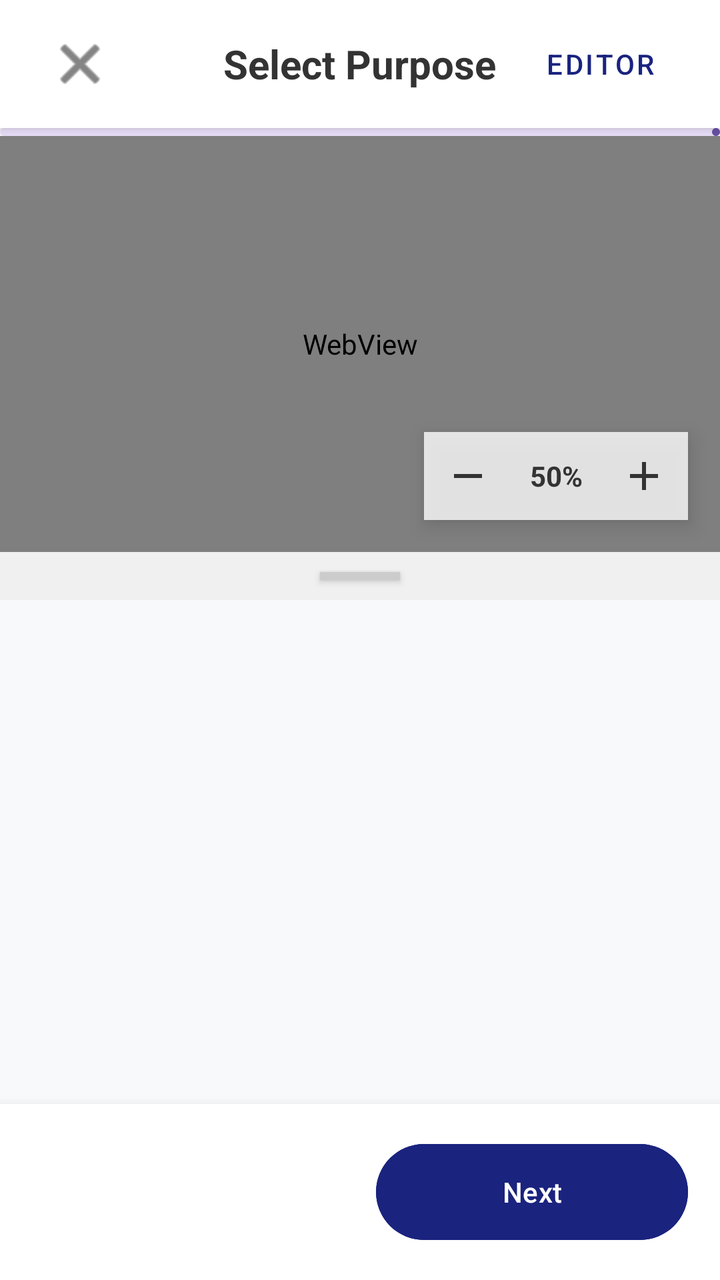
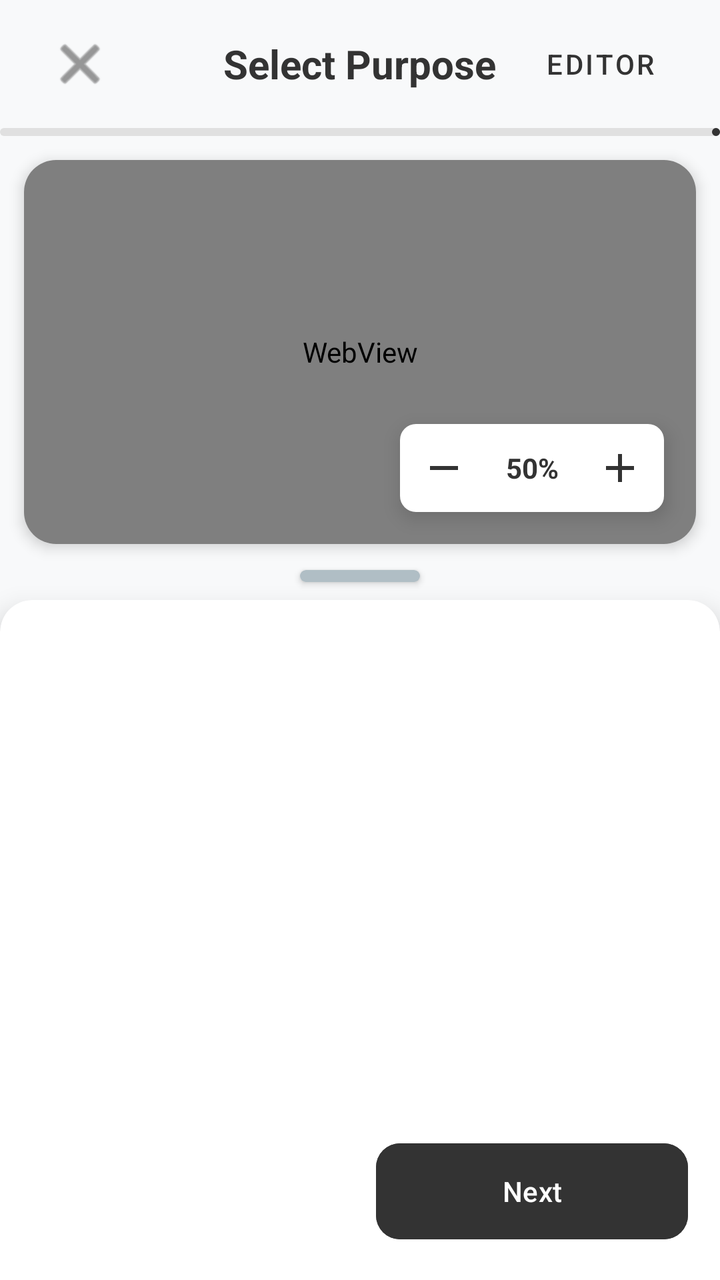

Two renders of the same Android screen: before a commit and after it. Below are the layout's source before the change and the commit's diff.
<!-- AndroidManifest.xml: application theme Theme.MyApplication -->
<!-- res/layout/activity_step_by_step.xml -->
<?xml version="1.0" encoding="utf-8"?>
<androidx.constraintlayout.widget.ConstraintLayout xmlns:android="http://schemas.android.com/apk/res/android"
    xmlns:app="http://schemas.android.com/apk/res-auto"
    xmlns:tools="http://schemas.android.com/tools" android:layout_width="match_parent" android:layout_height="match_parent" android:background="#f8f9fa" tools:context=".StepByStepActivity">

    
    <RelativeLayout android:id="@+id/header" android:layout_width="match_parent" android:layout_height="64dp" android:background="@color/white" android:elevation="4dp" android:paddingHorizontal="16dp" app:layout_constraintTop_toTopOf="parent">

        <ImageButton android:id="@+id/btnClose" android:layout_width="48dp" android:layout_height="48dp" android:layout_centerVertical="true" android:background="?attr/selectableItemBackgroundBorderless" android:src="@android:drawable/ic_menu_close_clear_cancel" app:tint="#333" />

        <TextView android:id="@+id/tvStepTitle" android:layout_width="wrap_content" android:layout_height="wrap_content" android:layout_centerInParent="true" android:text="Select Purpose" android:textColor="#333" android:textSize="20sp" android:textStyle="bold" />

        <Button android:id="@+id/btnSwitchToEditor" style="@style/Widget.MaterialComponents.Button.TextButton" android:layout_width="wrap_content" android:layout_height="wrap_content" android:layout_alignParentEnd="true" android:layout_centerVertical="true" android:text="Editor" android:textColor="#1a237e" />
    </RelativeLayout>

    
    <com.google.android.material.progressindicator.LinearProgressIndicator android:id="@+id/progressBar" android:layout_width="match_parent" android:layout_height="wrap_content" android:max="3" android:progress="1" app:layout_constraintTop_toBottomOf="@id/header" />

    
    <androidx.constraintlayout.widget.Guideline android:id="@+id/splitGuideline" android:layout_width="wrap_content" android:layout_height="wrap_content" android:orientation="horizontal" app:layout_constraintGuide_percent="0.45" />

    
    <FrameLayout android:id="@+id/previewContainer" android:layout_width="match_parent" android:layout_height="0dp" android:background="#E0E0E0" app:layout_constraintBottom_toTopOf="@id/resizerHandle" app:layout_constraintTop_toBottomOf="@id/progressBar">
        <WebView android:id="@+id/wizardWebView" android:layout_width="match_parent" android:layout_height="match_parent" />
        <ProgressBar android:id="@+id/previewLoading" style="?android:attr/progressBarStyleSmall" android:layout_width="wrap_content" android:layout_height="wrap_content" android:layout_gravity="center" android:visibility="gone" />

        
        <LinearLayout android:layout_width="wrap_content" android:layout_height="wrap_content" android:layout_gravity="bottom|end" android:layout_margin="16dp" android:background="#CCFFFFFF" android:elevation="6dp" android:orientation="horizontal" android:padding="2dp">
            <ImageButton android:id="@+id/btnZoomOut" android:layout_width="40dp" android:layout_height="40dp" android:background="?attr/selectableItemBackgroundBorderless" android:src="@drawable/ic_remove" app:tint="#333" />
            <TextView android:id="@+id/tvZoomValue" android:layout_width="wrap_content" android:layout_height="match_parent" android:gravity="center" android:minWidth="48dp" android:text="50%" android:textColor="#333" android:textStyle="bold" />
            <ImageButton android:id="@+id/btnZoomIn" android:layout_width="40dp" android:layout_height="40dp" android:background="?attr/selectableItemBackgroundBorderless" android:src="@drawable/ic_add" app:tint="#333" />
        </LinearLayout>
    </FrameLayout>

    
    <View android:id="@+id/resizerHandle" android:layout_width="match_parent" android:layout_height="24dp" android:background="#F0F0F0" app:layout_constraintBottom_toTopOf="@id/splitGuideline" app:layout_constraintTop_toBottomOf="@id/splitGuideline" />

    
    <View android:layout_width="40dp" android:layout_height="4dp" android:background="#CCC" android:elevation="2dp" app:layout_constraintBottom_toBottomOf="@id/resizerHandle" app:layout_constraintEnd_toEndOf="@id/resizerHandle" app:layout_constraintStart_toStartOf="@id/resizerHandle" app:layout_constraintTop_toTopOf="@id/resizerHandle" />

    
    <androidx.viewpager2.widget.ViewPager2 android:id="@+id/viewPager" android:layout_width="match_parent" android:layout_height="0dp" app:layout_constraintBottom_toTopOf="@id/footer" app:layout_constraintTop_toBottomOf="@id/resizerHandle" />

    
    <LinearLayout android:id="@+id/footer" android:layout_width="match_parent" android:layout_height="wrap_content" android:background="@color/white" android:elevation="8dp" android:orientation="horizontal" android:padding="16dp" app:layout_constraintBottom_toBottomOf="parent">

        <Button android:id="@+id/btnBack" style="@style/Widget.MaterialComponents.Button.OutlinedButton" android:layout_width="0dp" android:layout_height="56dp" android:layout_marginEnd="8dp" android:layout_weight="1" android:text="Back" android:visibility="invisible" />

        <Button android:id="@+id/btnNext" android:layout_width="0dp" android:layout_height="56dp" android:layout_marginStart="8dp" android:layout_weight="1" android:backgroundTint="#1a237e" android:text="Next" android:textColor="@color/white" />
    </LinearLayout>

</androidx.constraintlayout.widget.ConstraintLayout>
<!-- resources referenced by this layout -->
<resources>
  <color name="white">#FFFFFFFF</color>
  <!-- drawable ic_add (drawable) -->
  <vector xmlns:android="http://schemas.android.com/apk/res/android" android:width="24dp" android:height="24dp" android:viewportWidth="24" android:viewportHeight="24">
      <path android:fillColor="#FF000000" android:pathData="M19,13h-6v6h-2v-6H5v-2h6V5h2v6h6v2z"/>
  </vector>
  <!-- drawable ic_remove (drawable) -->
  <vector xmlns:android="http://schemas.android.com/apk/res/android" android:width="24dp" android:height="24dp" android:viewportWidth="24.0" android:viewportHeight="24.0">
      <path android:fillColor="#FF000000" android:pathData="M19,13H5V11H19V13Z" />
  </vector>
  <style name="Theme.MyApplication" parent="Base.Theme.MyApplication" />
  <style name="Base.Theme.MyApplication" parent="Theme.Material3.DayNight.NoActionBar">
          
          
      </style>
</resources>

<!-- the commit's change to res/layout/activity_step_by_step.xml (unified diff, before → after) -->
@@ -3,50 +3,57 @@
     xmlns:app="http://schemas.android.com/apk/res-auto"
     xmlns:tools="http://schemas.android.com/tools" android:layout_width="match_parent" android:layout_height="match_parent" android:background="#f8f9fa" tools:context=".StepByStepActivity">
 
+
     
-    <RelativeLayout android:id="@+id/header" android:layout_width="match_parent" android:layout_height="64dp" android:background="@color/white" android:elevation="4dp" android:paddingHorizontal="16dp" app:layout_constraintTop_toTopOf="parent">
+    <RelativeLayout android:id="@+id/header" android:layout_width="match_parent" android:layout_height="64dp" android:background="@android:color/transparent" android:paddingHorizontal="16dp" app:layout_constraintTop_toTopOf="parent">
 
-        <ImageButton android:id="@+id/btnClose" android:layout_width="48dp" android:layout_height="48dp" android:layout_centerVertical="true" android:background="?attr/selectableItemBackgroundBorderless" android:src="@android:drawable/ic_menu_close_clear_cancel" app:tint="#333" />
+        <ImageButton android:id="@+id/btnClose" android:layout_width="48dp" android:layout_height="48dp" android:layout_centerVertical="true" android:background="?attr/selectableItemBackgroundBorderless" android:src="@android:drawable/ic_menu_close_clear_cancel" app:tint="#555" />
 
         <TextView android:id="@+id/tvStepTitle" android:layout_width="wrap_content" android:layout_height="wrap_content" android:layout_centerInParent="true" android:text="Select Purpose" android:textColor="#333" android:textSize="20sp" android:textStyle="bold" />
 
-        <Button android:id="@+id/btnSwitchToEditor" style="@style/Widget.MaterialComponents.Button.TextButton" android:layout_width="wrap_content" android:layout_height="wrap_content" android:layout_alignParentEnd="true" android:layout_centerVertical="true" android:text="Editor" android:textColor="#1a237e" />
+        <Button android:id="@+id/btnSwitchToEditor" style="@style/Widget.MaterialComponents.Button.TextButton" android:layout_width="wrap_content" android:layout_height="wrap_content" android:layout_alignParentEnd="true" android:layout_centerVertical="true" android:text="Editor" android:textColor="#333333" />
     </RelativeLayout>
 
     
-    <com.google.android.material.progressindicator.LinearProgressIndicator android:id="@+id/progressBar" android:layout_width="match_parent" android:layout_height="wrap_content" android:max="3" android:progress="1" app:layout_constraintTop_toBottomOf="@id/header" />
+    <com.google.android.material.progressindicator.LinearProgressIndicator android:id="@+id/progressBar" android:layout_width="match_parent" android:layout_height="wrap_content" android:max="3" android:progress="1" app:layout_constraintTop_toBottomOf="@id/header" app:trackColor="#E0E0E0" app:indicatorColor="#333333" />
 
     
     <androidx.constraintlayout.widget.Guideline android:id="@+id/splitGuideline" android:layout_width="wrap_content" android:layout_height="wrap_content" android:orientation="horizontal" app:layout_constraintGuide_percent="0.45" />
 
     
-    <FrameLayout android:id="@+id/previewContainer" android:layout_width="match_parent" android:layout_height="0dp" android:background="#E0E0E0" app:layout_constraintBottom_toTopOf="@id/resizerHandle" app:layout_constraintTop_toBottomOf="@id/progressBar">
-        <WebView android:id="@+id/wizardWebView" android:layout_width="match_parent" android:layout_height="match_parent" />
-        <ProgressBar android:id="@+id/previewLoading" style="?android:attr/progressBarStyleSmall" android:layout_width="wrap_content" android:layout_height="wrap_content" android:layout_gravity="center" android:visibility="gone" />
+    <androidx.cardview.widget.CardView android:id="@+id/cardPreview" android:layout_width="match_parent" android:layout_height="0dp" app:cardCornerRadius="16dp" app:cardElevation="4dp" app:cardBackgroundColor="#F5F5F5" android:layout_marginHorizontal="12dp" android:layout_marginTop="12dp" android:layout_marginBottom="4dp" app:layout_constraintBottom_toTopOf="@id/resizerHandle" app:layout_constraintTop_toBottomOf="@id/progressBar">
 
-        
-        <LinearLayout android:layout_width="wrap_content" android:layout_height="wrap_content" android:layout_gravity="bottom|end" android:layout_margin="16dp" android:background="#CCFFFFFF" android:elevation="6dp" android:orientation="horizontal" android:padding="2dp">
-            <ImageButton android:id="@+id/btnZoomOut" android:layout_width="40dp" android:layout_height="40dp" android:background="?attr/selectableItemBackgroundBorderless" android:src="@drawable/ic_remove" app:tint="#333" />
-            <TextView android:id="@+id/tvZoomValue" android:layout_width="wrap_content" android:layout_height="match_parent" android:gravity="center" android:minWidth="48dp" android:text="50%" android:textColor="#333" android:textStyle="bold" />
-            <ImageButton android:id="@+id/btnZoomIn" android:layout_width="40dp" android:layout_height="40dp" android:background="?attr/selectableItemBackgroundBorderless" android:src="@drawable/ic_add" app:tint="#333" />
-        </LinearLayout>
-    </FrameLayout>
+        <FrameLayout android:id="@+id/previewContainer" android:layout_width="match_parent" android:layout_height="match_parent">
+            <WebView android:id="@+id/wizardWebView" android:layout_width="match_parent" android:layout_height="match_parent" />
+            <ProgressBar android:id="@+id/previewLoading" style="?android:attr/progressBarStyleSmall" android:layout_width="wrap_content" android:layout_height="wrap_content" android:layout_gravity="center" android:visibility="gone" />
+
+            
+            <LinearLayout android:layout_width="wrap_content" android:layout_height="wrap_content" android:layout_gravity="bottom|end" android:layout_margin="16dp" android:background="@drawable/bg_white_rounded" android:elevation="6dp" android:orientation="horizontal" android:padding="2dp">
+                <ImageButton android:id="@+id/btnZoomOut" android:layout_width="40dp" android:layout_height="40dp" android:background="?attr/selectableItemBackgroundBorderless" android:src="@drawable/ic_remove" app:tint="#333" />
+                <TextView android:id="@+id/tvZoomValue" android:layout_width="wrap_content" android:layout_height="match_parent" android:gravity="center" android:minWidth="48dp" android:text="50%" android:textColor="#333" android:textStyle="bold" />
+                <ImageButton android:id="@+id/btnZoomIn" android:layout_width="40dp" android:layout_height="40dp" android:background="?attr/selectableItemBackgroundBorderless" android:src="@drawable/ic_add" app:tint="#333" />
+            </LinearLayout>
+        </FrameLayout>
+    </androidx.cardview.widget.CardView>
 
     
-    <View android:id="@+id/resizerHandle" android:layout_width="match_parent" android:layout_height="24dp" android:background="#F0F0F0" app:layout_constraintBottom_toTopOf="@id/splitGuideline" app:layout_constraintTop_toBottomOf="@id/splitGuideline" />
+    <View android:id="@+id/resizerHandle" android:layout_width="match_parent" android:layout_height="24dp" android:background="@android:color/transparent" app:layout_constraintBottom_toTopOf="@id/splitGuideline" app:layout_constraintTop_toBottomOf="@id/splitGuideline" />
 
     
-    <View android:layout_width="40dp" android:layout_height="4dp" android:background="#CCC" android:elevation="2dp" app:layout_constraintBottom_toBottomOf="@id/resizerHandle" app:layout_constraintEnd_toEndOf="@id/resizerHandle" app:layout_constraintStart_toStartOf="@id/resizerHandle" app:layout_constraintTop_toTopOf="@id/resizerHandle" />
+    <View android:layout_width="60dp" android:layout_height="6dp" android:background="@drawable/bg_handle_pill" android:elevation="2dp" app:layout_constraintBottom_toBottomOf="@id/resizerHandle" app:layout_constraintEnd_toEndOf="@id/resizerHandle" app:layout_constraintStart_toStartOf="@id/resizerHandle" app:layout_constraintTop_toTopOf="@id/resizerHandle" />
 
     
-    <androidx.viewpager2.widget.ViewPager2 android:id="@+id/viewPager" android:layout_width="match_parent" android:layout_height="0dp" app:layout_constraintBottom_toTopOf="@id/footer" app:layout_constraintTop_toBottomOf="@id/resizerHandle" />
+    <androidx.cardview.widget.CardView android:id="@+id/cardSteps" android:layout_width="match_parent" android:layout_height="0dp" app:cardCornerRadius="16dp" app:cardElevation="8dp" app:cardBackgroundColor="@color/white" android:layout_marginHorizontal="0dp" android:layout_marginBottom="-16dp" app:layout_constraintBottom_toBottomOf="parent" app:layout_constraintTop_toBottomOf="@id/resizerHandle">
 
-    
-    <LinearLayout android:id="@+id/footer" android:layout_width="match_parent" android:layout_height="wrap_content" android:background="@color/white" android:elevation="8dp" android:orientation="horizontal" android:padding="16dp" app:layout_constraintBottom_toBottomOf="parent">
+        <LinearLayout android:layout_width="match_parent" android:layout_height="match_parent" android:orientation="vertical" android:paddingBottom="16dp">
+            <androidx.viewpager2.widget.ViewPager2 android:id="@+id/viewPager" android:layout_width="match_parent" android:layout_height="0dp" android:layout_weight="1"/>
 
-        <Button android:id="@+id/btnBack" style="@style/Widget.MaterialComponents.Button.OutlinedButton" android:layout_width="0dp" android:layout_height="56dp" android:layout_marginEnd="8dp" android:layout_weight="1" android:text="Back" android:visibility="invisible" />
-
-        <Button android:id="@+id/btnNext" android:layout_width="0dp" android:layout_height="56dp" android:layout_marginStart="8dp" android:layout_weight="1" android:backgroundTint="#1a237e" android:text="Next" android:textColor="@color/white" />
-    </LinearLayout>
+            
+            <LinearLayout android:id="@+id/footer" android:layout_width="match_parent" android:layout_height="wrap_content" android:orientation="horizontal" android:padding="16dp" android:paddingBottom="24dp">
+                <Button android:id="@+id/btnBack" style="@style/Widget.MaterialComponents.Button.OutlinedButton" android:layout_width="0dp" android:layout_height="56dp" android:layout_marginEnd="8dp" android:layout_weight="1" android:text="Back" android:visibility="invisible" app:strokeColor="#ddd" app:strokeWidth="1dp" android:textColor="#555"/>
+                <Button android:id="@+id/btnNext" android:layout_width="0dp" android:layout_height="56dp" android:layout_marginStart="8dp" android:layout_weight="1" android:backgroundTint="#333333" android:text="Next" android:textColor="@color/white" app:cornerRadius="12dp" />
+            </LinearLayout>
+        </LinearLayout>
+    </androidx.cardview.widget.CardView>
 
 </androidx.constraintlayout.widget.ConstraintLayout>
<!-- resource entries referenced after the edit -->
@@ -1,6 +1,18 @@
 <!-- resources referenced by this layout -->
 <resources>
   <color name="white">#FFFFFFFF</color>
+  <!-- drawable bg_handle_pill (drawable) -->
+  <?xml version="1.0" encoding="utf-8"?>
+  <shape xmlns:android="http://schemas.android.com/apk/res/android" android:shape="rectangle">
+      <solid android:color="#B0BEC5"/>
+      <corners android:radius="4dp"/>
+  </shape>
+  <!-- drawable bg_white_rounded (drawable) -->
+  <?xml version="1.0" encoding="utf-8"?>
+  <shape xmlns:android="http://schemas.android.com/apk/res/android" android:shape="rectangle">
+      <solid android:color="#FFFFFF"/>
+      <corners android:radius="8dp"/>
+  </shape>
   <!-- drawable ic_add (drawable) -->
   <vector xmlns:android="http://schemas.android.com/apk/res/android" android:width="24dp" android:height="24dp" android:viewportWidth="24" android:viewportHeight="24">
       <path android:fillColor="#FF000000" android:pathData="M19,13h-6v6h-2v-6H5v-2h6V5h2v6h6v2z"/>
